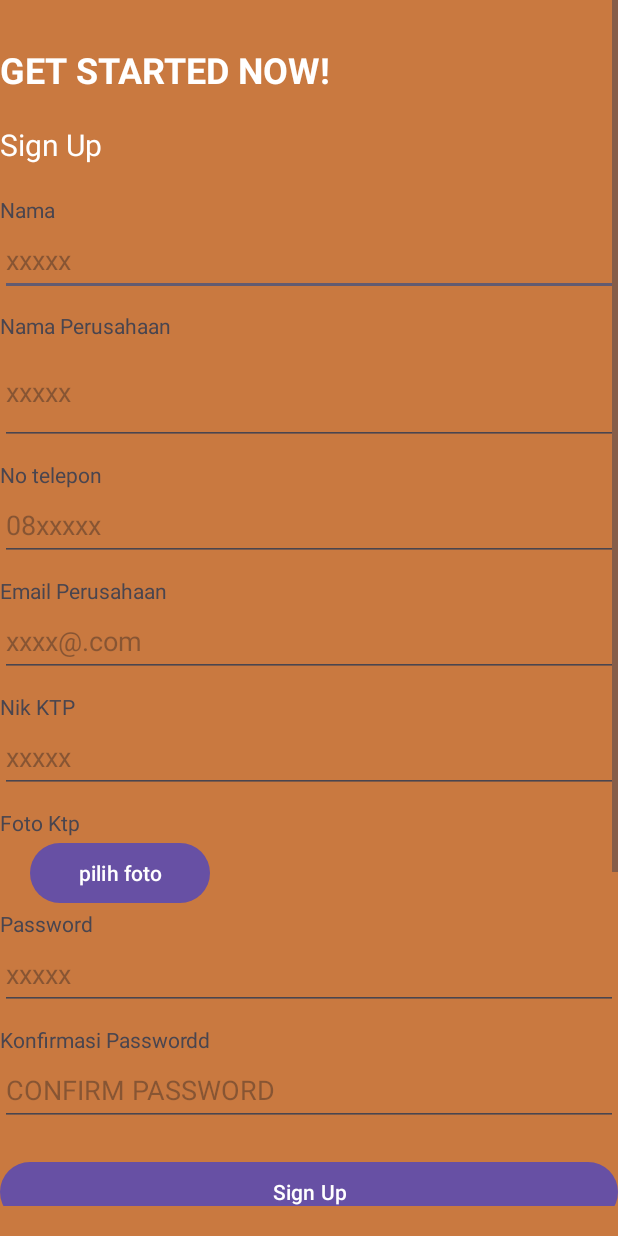
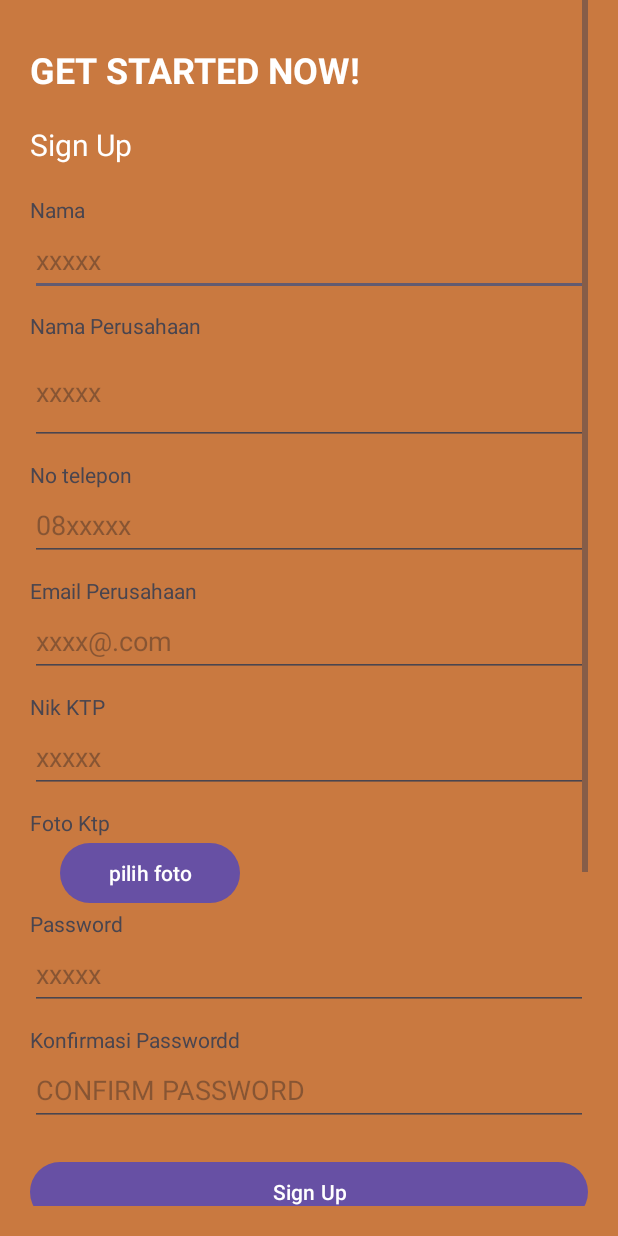
Before and after one commit to bonraizen/ALBER2, an Android app: the SignUp screen opened directly, with no data from a screen before it, on a phone screen of 412 x 824 dp. Run offline under Robolectric (Android 15) with nearby library versions, the phone set to English and light mode, and no system bars; our stand-ins replace Firebase (no records; nobody signed in at launch, a user with empty details on screens opened directly).

Commit message:
initial commit

```diff
--- a/app/src/main/java/com/example/alber2/bucketexca.java
+++ b/app/src/main/java/com/example/alber2/bucketexca.java
@@ -17,7 +17,6 @@ public class bucketexca extends AppCompatActivity {
 
     public void sumber(){
         detexcatnklbco = findViewById(R.id.detexcatnklbco);
-
     }
 
     @Override
--- a/app/src/main/res/layout/activity_reqorder.xml
+++ b/app/src/main/res/layout/activity_reqorder.xml
@@ -13,7 +13,8 @@
         android:layout_width="match_parent"
         android:layout_height="wrap_content"
         android:orientation="vertical"
-        android:padding="16dp">
+        android:padding="16dp"
+        android:layout_marginTop="40dp">
 
         <TextView
             android:layout_width="wrap_content"
--- a/app/src/main/res/layout/activity_signup.xml
+++ b/app/src/main/res/layout/activity_signup.xml
@@ -11,7 +11,9 @@
     <ScrollView
         android:layout_width="match_parent"
         android:layout_height="match_parent"
-        android:layout_marginBottom="20dp">
+        android:layout_marginBottom="20dp"
+        android:paddingHorizontal="20dp"
+        tools:ignore="UselessParent">
 
         <LinearLayout
             android:layout_width="match_parent"
@@ -119,13 +121,14 @@
                 android:layout_width="100dp"
                 android:layout_height="wrap_content"
                 android:layout_marginLeft="20dp"
-                tools:srcCompat="@tools:sample/avatars" />
+                tools:srcCompat="@tools:sample/avatars"
+                tools:ignore="RtlHardcoded" />
 
             <Button
                 android:id="@+id/btnpil"
                 android:layout_width="120dp"
                 android:layout_height="wrap_content"
-                android:layout_marginLeft="20dp"
+                android:layout_marginStart="20dp"
                 android:text="pilih foto" />
 
             <TextView
@@ -166,10 +169,7 @@
             <TextView
                 android:layout_width="wrap_content"
                 android:layout_height="wrap_content"
-                android:layout_alignParentStart="true"
-                android:layout_alignParentBottom="true"
                 android:layout_marginStart="37dp"
-                android:layout_marginLeft="20dp"
                 android:layout_marginTop="15dp"
                 android:text="Already have an account?"
                 android:textColor="@android:color/holo_blue_light" />
@@ -178,7 +178,7 @@
                 android:id="@+id/btnlogin"
                 android:layout_width="wrap_content"
                 android:layout_height="48dp"
-                android:layout_marginLeft="190dp"
+                android:layout_marginStart="190dp"
                 android:backgroundTint="#4422bf"
                 android:text="sign in"
                 android:layout_marginBottom="200dp"/>
```
Also changed, not shown: app/src/main/java/com/example/alber2/Login.java (+52 -33 lines), app/src/main/java/com/example/alber2/User.java (added, +37 -0 lines), app/src/main/res/layout/activity_dt_mini_exc5tn_kblco.xml (+11 -8 lines).
